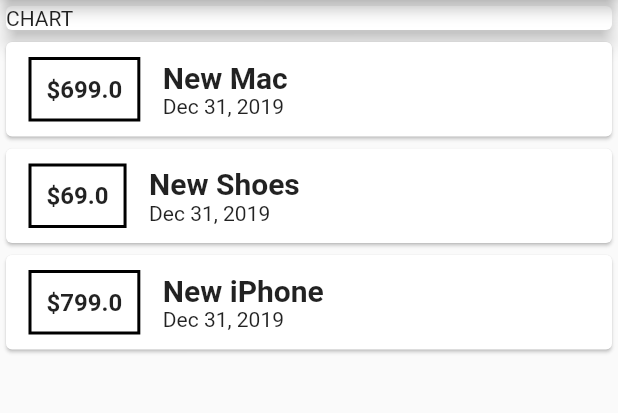
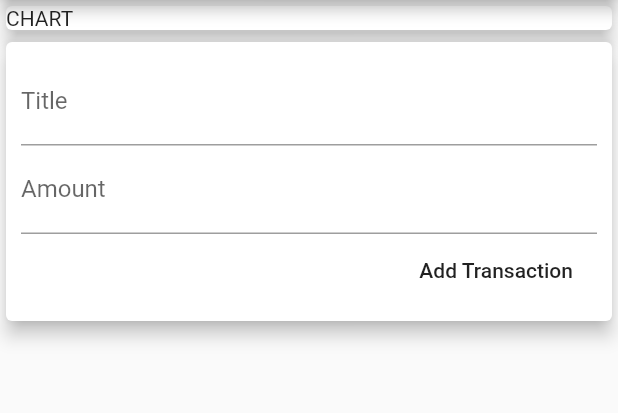
Before and after one commit to ny6/flutter-expense-app, a Flutter app: the screen it shows after launch, on a phone screen of 412 x 824 dp, the part 84-497 px from its top. Run offline on Flutter 3.47's test engine with Material 2 defaults, Android fonts, the phone set to English and light mode, and no system bars.

Commit message:
one where adding transaction & listview

```diff
--- a/lib/main.dart
+++ b/lib/main.dart
@@ -1,5 +1,6 @@
 import 'package:flutter/material.dart';
-import 'package:expense/transaction.dart';
+import './widgets/user_transaction.dart';
+import './widgets/chart.dart';
 
 void main() => runApp(MyApp());
 
@@ -7,7 +8,6 @@ class MyApp extends StatelessWidget {
   @override
   Widget build(BuildContext context) {
     return MaterialApp(
-      title: 'Flutter Demo',
       theme: ThemeData.light(),
       darkTheme: ThemeData.dark(),
       home: MyHomePage(),
@@ -16,46 +16,17 @@ class MyApp extends StatelessWidget {
 }
 
 class MyHomePage extends StatelessWidget {
-  final List<Transaction> transactions = [
-    Transaction(
-      id: 't1',
-      title: 'New Mac',
-      amount: 699,
-      date: DateTime.now(),
-    ),
-    Transaction(
-      id: 't2',
-      title: 'New Shoes',
-      amount: 69,
-      date: DateTime.now(),
-    ),
-    Transaction(
-      id: 't3',
-      title: 'New iPhone',
-      amount: 799,
-      date: DateTime.now(),
-    ),
-  ];
-
   @override
   Widget build(BuildContext context) {
     return Scaffold(
       appBar: AppBar(
         title: Text('Expense App'),
       ),
-      body: Column(
-        crossAxisAlignment: CrossAxisAlignment.stretch,
-        children: <Widget>[
-          Card(
-            child: Text('CHART'),
-            elevation: 5,
-          ),
-          Column(
-            children: <Widget>[
-              ...transactions.map((tx) => tx.getTransactionCard()).toList(),
-            ],
-          ),
-        ],
+      body: SingleChildScrollView(
+        child: Column(
+          crossAxisAlignment: CrossAxisAlignment.stretch,
+          children: <Widget>[Chart(), UserTransactions()],
+        ),
       ),
     );
   }
--- /dev/null
+++ b/lib/widgets/chart.dart
@@ -0,0 +1,11 @@
+import 'package:flutter/material.dart';
+
+class Chart extends StatelessWidget {
+  @override
+  Widget build(BuildContext context) {
+    return Card(
+      child: Text('CHART'),
+      elevation: 5,
+    );
+  }
+}
--- /dev/null
+++ b/lib/widgets/new_transaction.dart
@@ -0,0 +1,43 @@
+import 'package:flutter/material.dart';
+
+class NewTransaction extends StatelessWidget {
+  NewTransaction(this.onSubmit);
+
+  final Function onSubmit;
+
+  final titleController = TextEditingController();
+  final amountController = TextEditingController();
+
+  @override
+  Widget build(BuildContext context) {
+    return Card(
+      elevation: 5,
+      child: Container(
+        padding: EdgeInsets.all(10),
+        child: Column(
+          crossAxisAlignment: CrossAxisAlignment.end,
+          children: <Widget>[
+            TextField(
+              decoration: InputDecoration(labelText: 'Title'),
+              controller: titleController,
+            ),
+            TextField(
+              decoration: InputDecoration(labelText: 'Amount'),
+              controller: amountController,
+              keyboardType: TextInputType.numberWithOptions(decimal: true),
+            ),
+            FlatButton(
+              child: Text('Add Transaction'),
+              onPressed: () {
+                onSubmit(
+                  titleController.text,
+                  double.parse(amountController.text),
+                );
+              },
+            ),
+          ],
+        ),
+      ),
+    );
+  }
+}
--- /dev/null
+++ b/lib/widgets/transaction_list.dart
@@ -0,0 +1,19 @@
+import 'package:flutter/material.dart';
+import '../models/transaction.dart';
+
+class TransactionList extends StatelessWidget {
+  TransactionList(this.transactions);
+
+  final List<Transaction> transactions;
+
+  @override
+  Widget build(BuildContext context) {
+    return Container(
+      height: 300,
+      child: ListView.builder(
+        itemBuilder: (ctx, index) => transactions[index].getTransactionCard(),
+        itemCount: transactions.length,
+      ),
+    );
+  }
+}
--- /dev/null
+++ b/lib/widgets/user_transaction.dart
@@ -0,0 +1,36 @@
+import 'package:flutter/material.dart';
+import '../models/transaction.dart';
+import './new_transaction.dart';
+import './transaction_list.dart';
+
+class UserTransactions extends StatefulWidget {
+  @override
+  _UserTransactionsState createState() => _UserTransactionsState();
+}
+
+class _UserTransactionsState extends State<UserTransactions> {
+  List<Transaction> _userTransactions = [];
+
+  void _addNewTransaction(String title, double amount) {
+    final tx = Transaction(
+      id: title,
+      title: title,
+      amount: amount,
+      date: DateTime.now(),
+    );
+
+    setState(() {
+      _userTransactions.add(tx);
+    });
+  }
+
+  @override
+  Widget build(BuildContext context) {
+    return Column(
+      children: <Widget>[
+        NewTransaction(_addNewTransaction),
+        TransactionList(_userTransactions),
+      ],
+    );
+  }
+}
```
Also changed, not shown: lib/models/transaction.dart (renamed from lib/transaction.dart).
